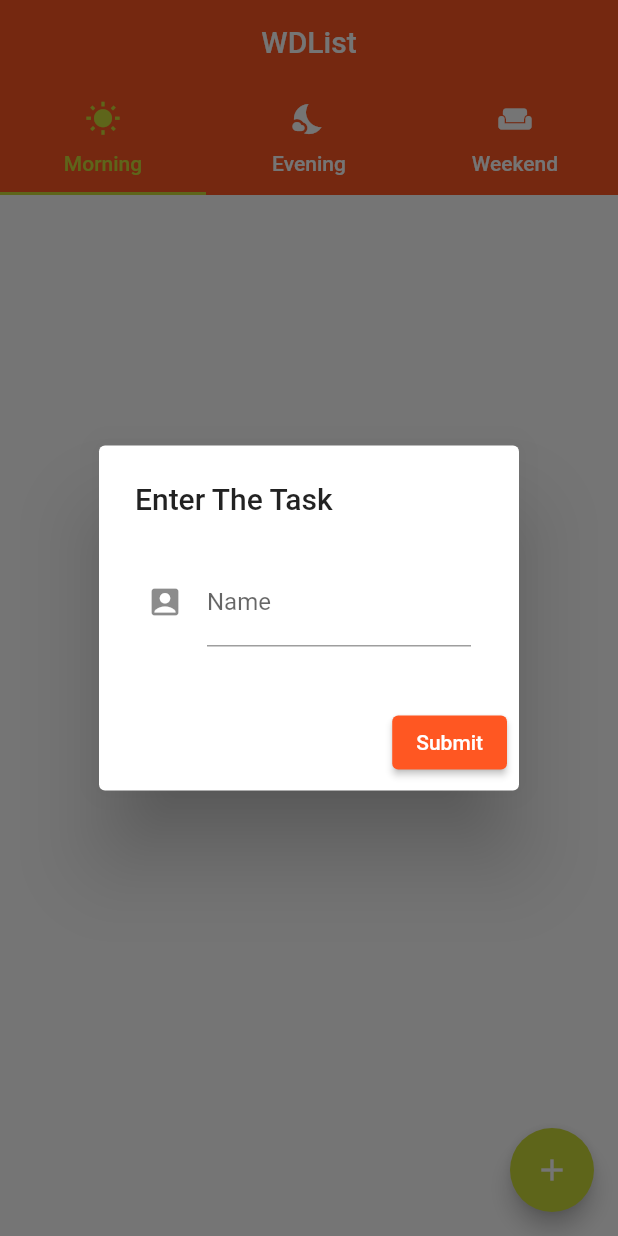
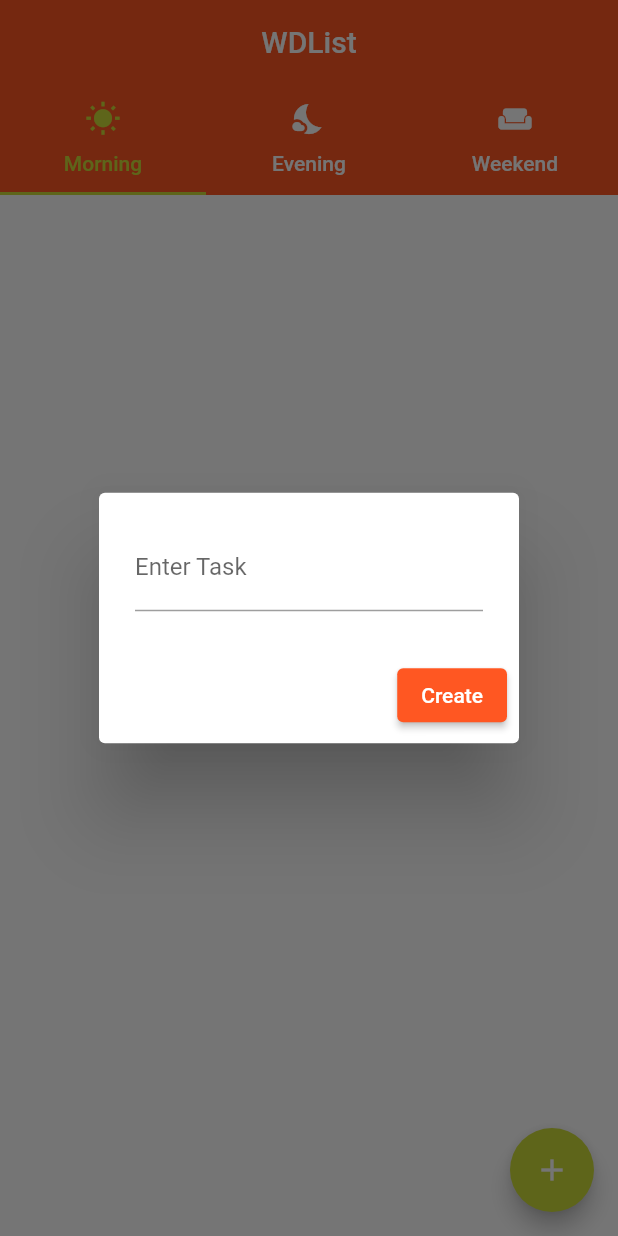
Before and after one commit to Aadityajoshi151/wdlist, a Flutter app: the screen it shows after launch, after a tap on the "add" icon, on a phone screen of 412 x 824 dp. Run offline on Flutter 3.47's test engine with Material 2 defaults, Android fonts, the light colour scheme and no system bars.

Commit message:
getting value from inputmodal

```diff
--- a/analysis_options.yaml
+++ b/analysis_options.yaml
@@ -7,7 +7,7 @@
 
 # The following line activates a set of recommended lints for Flutter apps,
 # packages, and plugins designed to encourage good coding practices.
-include: package:flutter_lints/flutter.yaml
+#include: package:flutter_lints/flutter.yaml
 
 linter:
   # The lint rules applied to this project can be customized in the
--- a/lib/screens/HomeScreen.dart
+++ b/lib/screens/HomeScreen.dart
@@ -2,22 +2,24 @@ import 'package:flutter/material.dart';
 import 'package:wdlist/widgets/inputmodal.dart';
 
 class HomeScreen extends StatefulWidget {
-  const HomeScreen({ Key? key }) : super(key: key);
+  const HomeScreen({Key? key}) : super(key: key);
   @override
   _HomeScreenState createState() => _HomeScreenState();
+}
 
-}
 const List<Tab> tabs = <Tab>[
-  Tab(text: 'Morning',icon: Icon(Icons.wb_sunny)),
-  Tab(text: 'Evening',icon: Icon(Icons.nights_stay)),
-  Tab(text: 'Weekend',icon: Icon(Icons.weekend)),
+  Tab(text: 'Morning', icon: Icon(Icons.wb_sunny)),
+  Tab(text: 'Evening', icon: Icon(Icons.nights_stay)),
+  Tab(text: 'Weekend', icon: Icon(Icons.weekend)),
 ];
+
+String task = "";
+
 class _HomeScreenState extends State<HomeScreen> {
   @override
   Widget build(BuildContext context) {
     return DefaultTabController(
       length: tabs.length,
-
       child: Builder(builder: (BuildContext context) {
         final TabController tabController = DefaultTabController.of(context)!;
 
@@ -33,27 +35,24 @@ class _HomeScreenState extends State<HomeScreen> {
             ),
           ),
           body: TabBarView(
-
             children: tabs.map((Tab tab) {
-              return Center(
-                child: Icon(Icons.wifi)
-              );
+              return Center(child: Icon(Icons.wifi));
             }).toList(),
           ),
           floatingActionButton: FloatingActionButton(
-            onPressed: (){
+            onPressed: () {
               showDialog(
-                context: context,
-              builder: (BuildContext context){
-                return InputModal();
-              }
-              );
-              //print("Tab: "+tabs[tabController.index].text.toString());
+                  context: context,
+                  builder: (BuildContext context) {
+                    return InputModal();
+                  });
+            print(task);
+            print("Tab: "+tabs[tabController.index].text.toString());
             },
             child: Icon(Icons.add),
           ),
         );
       }),
     );
-    }
   }
+}
--- a/lib/widgets/inputmodal.dart
+++ b/lib/widgets/inputmodal.dart
@@ -1,38 +1,38 @@
 import 'package:flutter/material.dart';
+import 'package:wdlist/screens/HomeScreen.dart';
 
 class InputModal extends StatefulWidget {
-  const InputModal({ Key? key }) : super(key: key);
+
+  const InputModal({Key? key}) : super(key: key);
 
   @override
   _InputModalState createState() => _InputModalState();
 }
 
 class _InputModalState extends State<InputModal> {
+  TextEditingController taskcontroller = new TextEditingController();
   @override
   Widget build(BuildContext context) {
     return AlertDialog(
       scrollable: true,
-                    title: const Text('Enter The Task'),
-                    content: Padding(
-                      padding: const EdgeInsets.all(8.0),
-                      child: Form(
+      content: Form(
         child: Column(
           children: <Widget>[
             TextFormField(
+              controller: taskcontroller,
               decoration: InputDecoration(
-                                labelText: 'Name',
-                                icon: Icon(Icons.account_box),
+                labelText: 'Enter Task',
               ),
             )
           ],
         ),
       ),
-                    ),
       actions: [
         ElevatedButton(
-                          child: Text("Submit"),
+            child: Text("Create"),
             onPressed: () {
-                            print("Submit Pressed");
+              task = taskcontroller.text;
+              Navigator.of(context).pop();
             })
       ],
     );
```
Lines whose indentation alone changed are shown as unchanged.
